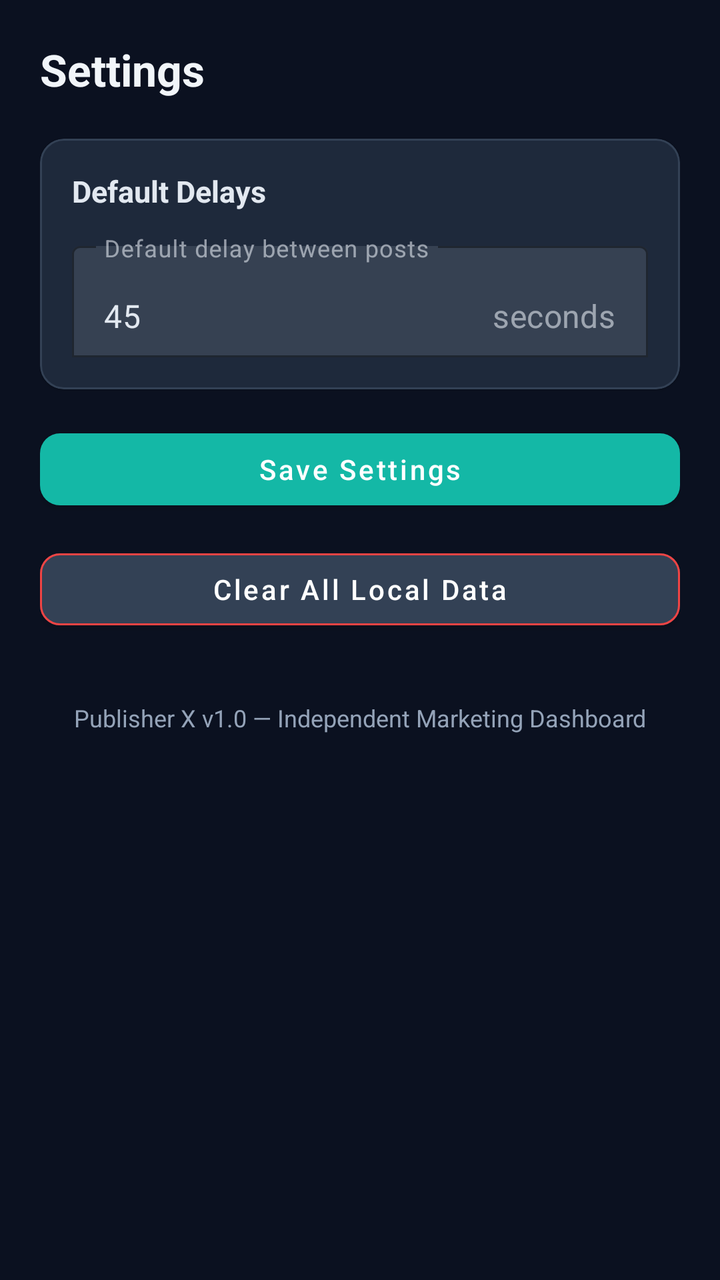
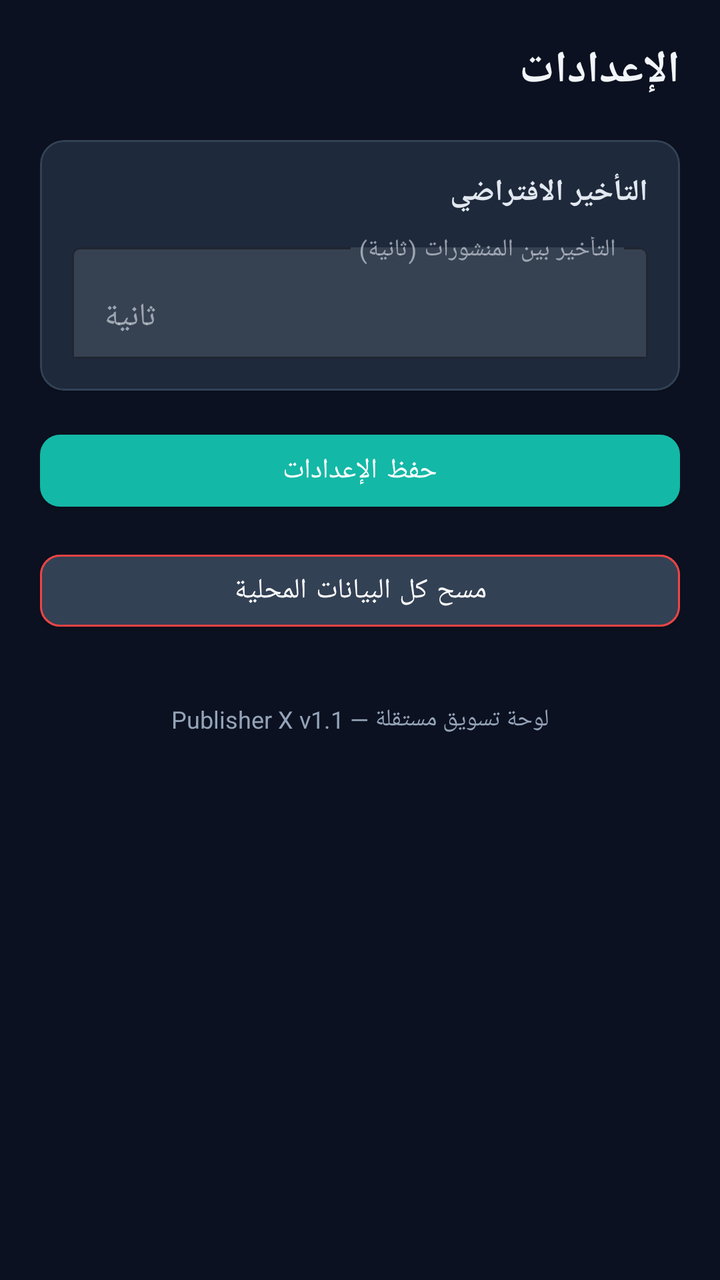

Screens rendered from an Android XML layout before and after an edit, with the pre-edit source and the edit as a unified diff.
<!-- AndroidManifest.xml: application theme Theme.FBPublisherX -->
<!-- res/layout/fragment_settings.xml -->
<?xml version="1.0" encoding="utf-8"?>
<ScrollView xmlns:android="http://schemas.android.com/apk/res/android"
    xmlns:app="http://schemas.android.com/apk/res-auto"
    android:layout_width="match_parent"
    android:layout_height="match_parent"
    android:background="@color/background"
    android:fillViewport="true">

    <LinearLayout
        android:layout_width="match_parent"
        android:layout_height="wrap_content"
        android:orientation="vertical"
        android:padding="20dp">

        <TextView
            android:layout_width="match_parent"
            android:layout_height="wrap_content"
            android:text="Settings"
            android:textColor="@color/on_background"
            android:textSize="22sp"
            android:textStyle="bold"
            android:layout_marginBottom="20dp" />

        <com.google.android.material.card.MaterialCardView
            android:layout_width="match_parent"
            android:layout_height="wrap_content"
            app:cardBackgroundColor="@color/surface"
            app:cardCornerRadius="12dp"
            app:strokeColor="@color/card_stroke"
            app:strokeWidth="1dp"
            android:layout_marginBottom="16dp">
            <LinearLayout
                android:layout_width="match_parent"
                android:layout_height="wrap_content"
                android:orientation="vertical"
                android:padding="16dp">
                <TextView
                    android:layout_width="match_parent"
                    android:layout_height="wrap_content"
                    android:text="Default Delays"
                    android:textColor="@color/on_surface"
                    android:textSize="15sp"
                    android:textStyle="bold"
                    android:layout_marginBottom="12dp" />
                <com.google.android.material.textfield.TextInputLayout
                    android:layout_width="match_parent"
                    android:layout_height="wrap_content"
                    app:boxBackgroundMode="outline"
                    app:boxStrokeColor="@color/primary"
                    app:suffixText="seconds">
                    <com.google.android.material.textfield.TextInputEditText
                        android:id="@+id/settingsDefaultDelay"
                        android:layout_width="match_parent"
                        android:layout_height="wrap_content"
                        android:hint="Default delay between posts"
                        android:text="45"
                        android:textColor="@color/on_surface"
                        android:inputType="number" />
                </com.google.android.material.textfield.TextInputLayout>
            </LinearLayout>
        </com.google.android.material.card.MaterialCardView>

        <com.google.android.material.button.MaterialButton
            android:id="@+id/btnSaveSettings"
            android:layout_width="match_parent"
            android:layout_height="48dp"
            android:text="Save Settings"
            android:textAllCaps="false"
            app:cornerRadius="10dp"
            app:backgroundTint="@color/primary" />

        <com.google.android.material.button.MaterialButton
            android:id="@+id/btnClearData"
            android:layout_width="match_parent"
            android:layout_height="48dp"
            android:text="Clear All Local Data"
            android:textAllCaps="false"
            android:layout_marginTop="12dp"
            app:cornerRadius="10dp"
            app:backgroundTint="@color/surface_variant"
            app:strokeColor="@color/error"
            app:strokeWidth="1dp" />

        <TextView
            android:layout_width="match_parent"
            android:layout_height="wrap_content"
            android:text="Publisher X v1.0 — Independent Marketing Dashboard"
            android:textColor="@color/text_secondary"
            android:textSize="12sp"
            android:layout_marginTop="32dp"
            android:gravity="center" />

    </LinearLayout>
</ScrollView>
<!-- resources referenced by this layout -->
<resources>
  <color name="background">#0B1120</color>
  <color name="card_stroke">#334155</color>
  <color name="error">#EF4444</color>
  <color name="on_background">#F1F5F9</color>
  <color name="on_surface">#E2E8F0</color>
  <color name="primary">#14B8A6</color>
  <color name="surface">#1E293B</color>
  <color name="surface_variant">#334155</color>
  <color name="text_secondary">#94A3B8</color>
  <style name="Theme.FBPublisherX" parent="Theme.MaterialComponents.DayNight.NoActionBar">
          <item name="colorPrimary">@color/primary</item>
          <item name="colorPrimaryVariant">@color/primary_variant</item>
          <item name="colorOnPrimary">@color/on_primary</item>
          <item name="colorSecondary">@color/secondary</item>
          <item name="android:statusBarColor">@color/background</item>
          <item name="android:navigationBarColor">@color/surface</item>
          <item name="android:windowBackground">@color/background</item>
          <item name="android:windowLightStatusBar">false</item>
          <item name="colorSurface">@color/surface</item>
          <item name="colorOnSurface">@color/on_surface</item>
      </style>
  <color name="primary_variant">#0F766E</color>
  <color name="on_primary">#FFFFFF</color>
  <color name="secondary">#8B5CF6</color>
</resources>

<!-- the commit's change to res/layout/fragment_settings.xml (unified diff, before → after) -->
@@ -4,7 +4,8 @@
     android:layout_width="match_parent"
     android:layout_height="match_parent"
     android:background="@color/background"
-    android:fillViewport="true">
+    android:fillViewport="true"
+    android:layoutDirection="rtl">
 
     <LinearLayout
         android:layout_width="match_parent"
@@ -15,7 +16,7 @@
         <TextView
             android:layout_width="match_parent"
             android:layout_height="wrap_content"
-            android:text="Settings"
+            android:text="@string/settings_title"
             android:textColor="@color/on_background"
             android:textSize="22sp"
             android:textStyle="bold"
@@ -37,7 +38,7 @@
                 <TextView
                     android:layout_width="match_parent"
                     android:layout_height="wrap_content"
-                    android:text="Default Delays"
+                    android:text="@string/default_delays"
                     android:textColor="@color/on_surface"
                     android:textSize="15sp"
                     android:textStyle="bold"
@@ -47,15 +48,16 @@
                     android:layout_height="wrap_content"
                     app:boxBackgroundMode="outline"
                     app:boxStrokeColor="@color/primary"
-                    app:suffixText="seconds">
+                    app:suffixText="ثانية">
                     <com.google.android.material.textfield.TextInputEditText
                         android:id="@+id/settingsDefaultDelay"
                         android:layout_width="match_parent"
                         android:layout_height="wrap_content"
-                        android:hint="Default delay between posts"
+                        android:hint="@string/hint_default_delay"
                         android:text="45"
                         android:textColor="@color/on_surface"
-                        android:inputType="number" />
+                        android:inputType="number"
+                        android:gravity="start" />
                 </com.google.android.material.textfield.TextInputLayout>
             </LinearLayout>
         </com.google.android.material.card.MaterialCardView>
@@ -64,7 +66,7 @@
             android:id="@+id/btnSaveSettings"
             android:layout_width="match_parent"
             android:layout_height="48dp"
-            android:text="Save Settings"
+            android:text="@string/btn_save_settings"
             android:textAllCaps="false"
             app:cornerRadius="10dp"
             app:backgroundTint="@color/primary" />
@@ -73,7 +75,7 @@
             android:id="@+id/btnClearData"
             android:layout_width="match_parent"
             android:layout_height="48dp"
-            android:text="Clear All Local Data"
+            android:text="@string/btn_clear_data"
             android:textAllCaps="false"
             android:layout_marginTop="12dp"
             app:cornerRadius="10dp"
@@ -84,7 +86,7 @@
         <TextView
             android:layout_width="match_parent"
             android:layout_height="wrap_content"
-            android:text="Publisher X v1.0 — Independent Marketing Dashboard"
+            android:text="@string/app_version"
             android:textColor="@color/text_secondary"
             android:textSize="12sp"
             android:layout_marginTop="32dp"
<!-- resource entries referenced after the edit -->
@@ -9,6 +9,12 @@
   <color name="surface">#1E293B</color>
   <color name="surface_variant">#334155</color>
   <color name="text_secondary">#94A3B8</color>
+  <string name="app_version">Publisher X v1.1 — لوحة تسويق مستقلة</string>
+  <string name="btn_clear_data">مسح كل البيانات المحلية</string>
+  <string name="btn_save_settings">حفظ الإعدادات</string>
+  <string name="default_delays">التأخير الافتراضي</string>
+  <string name="hint_default_delay">التأخير بين المنشورات (ثانية)</string>
+  <string name="settings_title">الإعدادات</string>
   <style name="Theme.FBPublisherX" parent="Theme.MaterialComponents.DayNight.NoActionBar">
           <item name="colorPrimary">@color/primary</item>
           <item name="colorPrimaryVariant">@color/primary_variant</item>
